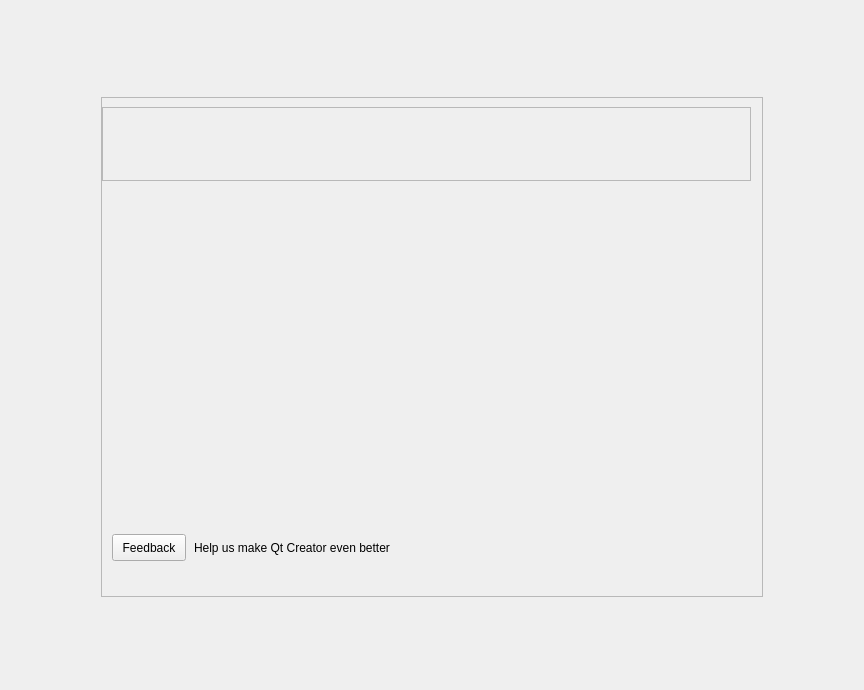
Before: the Qt Designer form src/plugins/welcome/welcomemode.ui in qt-creator/qt-creator, drawn with Qt 5.
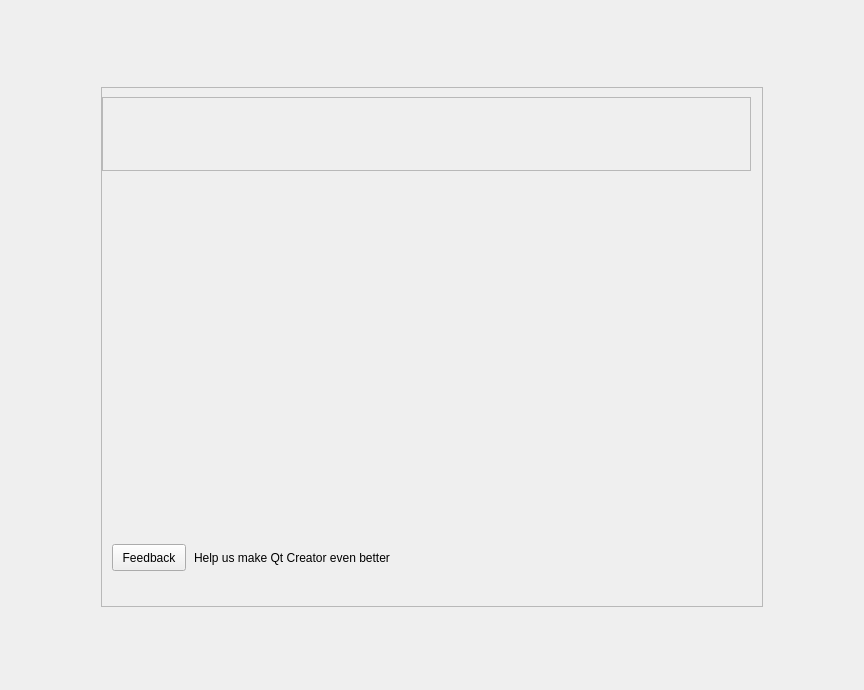
After: the same form once the commit is applied. Icons and pictures are not drawn.

Commit message:
Updated layouts for welcome screen
Got rid of the inner frame to make things look more
tab-like and less cluttered.

The edit to the form file:
```diff
--- a/src/plugins/welcome/welcomemode.ui
+++ b/src/plugins/welcome/welcomemode.ui
@@ -107,13 +107,13 @@
         <property name="minimumSize">
          <size>
           <width>662</width>
-          <height>500</height>
+          <height>520</height>
          </size>
         </property>
         <property name="maximumSize">
          <size>
           <width>662</width>
-          <height>500</height>
+          <height>520</height>
          </size>
         </property>
         <property name="styleSheet">
@@ -123,7 +123,13 @@
 	padding:-3;
     padding-bottom:20	;
 }
-</string>
+
+#contentframe{
+   border: none 0px;
+   border-bottom: 1px solid #c9c9c9;
+   background: #ffffff;
+   margin: 0px;
+}</string>
         </property>
         <property name="frameShape">
          <enum>QFrame::StyledPanel</enum>
```
The commit also changes 4 other files.
